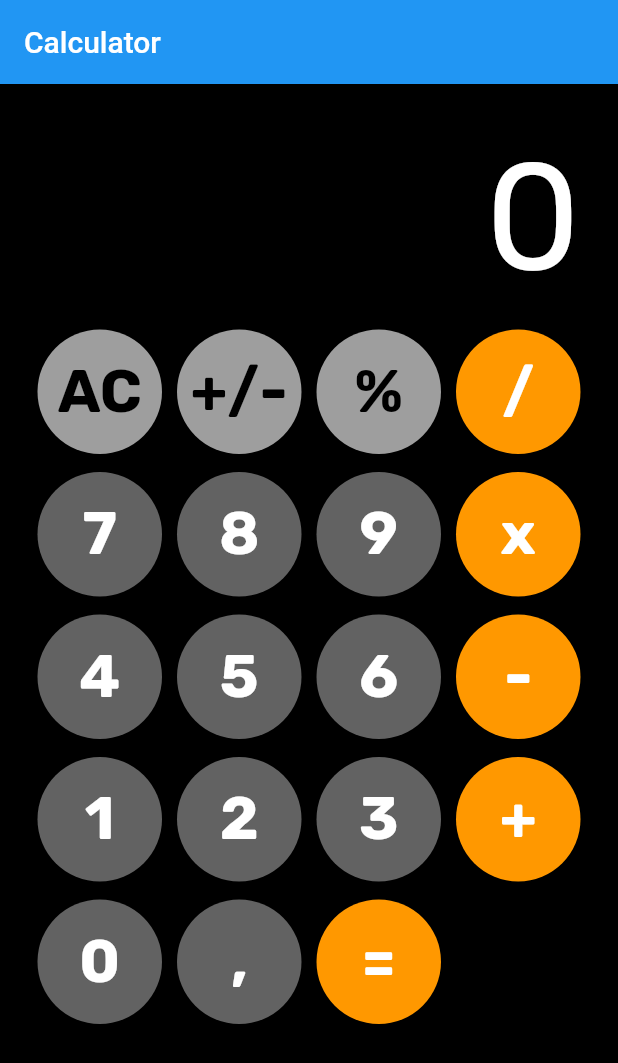
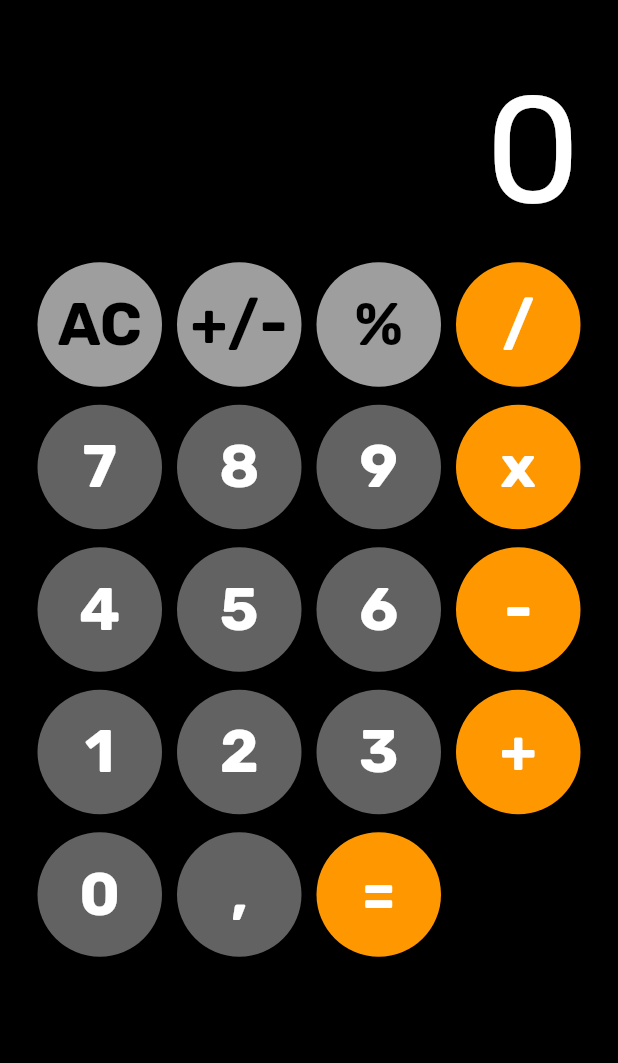
Before and after one commit to daduam/calculator, a Flutter app: the screen it shows after launch, on a phone screen of 412 x 824 dp. Shown: the top 1063 px of the screen. Run offline on Flutter 3.47's test engine with Material 2 defaults, Android fonts, the phone set to English and light mode, and no system bars.

Commit message:
Re,ove the appbar

```diff
--- a/lib/app.dart
+++ b/lib/app.dart
@@ -6,12 +6,8 @@ class App extends StatelessWidget {
 
   @override
   Widget build(BuildContext context) {
-    return MaterialApp(
-      title: 'Calculator',
-      theme: ThemeData(
-        primarySwatch: Colors.blue,
-      ),
-      home: const HomePage(title: 'Calculator'),
+    return const MaterialApp(
+      home: HomePage(title: 'Calculator'),
       debugShowCheckedModeBanner: false,
     );
   }
--- a/lib/pages/home/home.dart
+++ b/lib/pages/home/home.dart
@@ -14,9 +14,6 @@ class HomePage extends StatelessWidget {
   @override
   Widget build(BuildContext context) {
     return Scaffold(
-      appBar: AppBar(
-        title: Text(title),
-      ),
       body: Container(
         color: Colors.black,
         child: Column(
```
